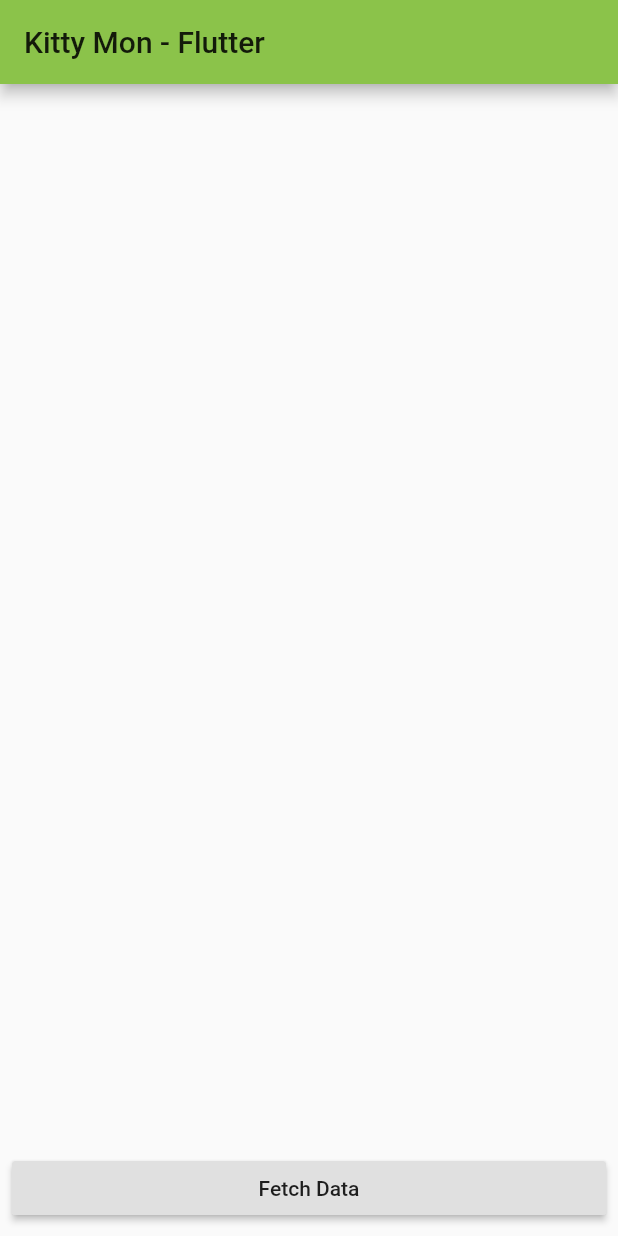
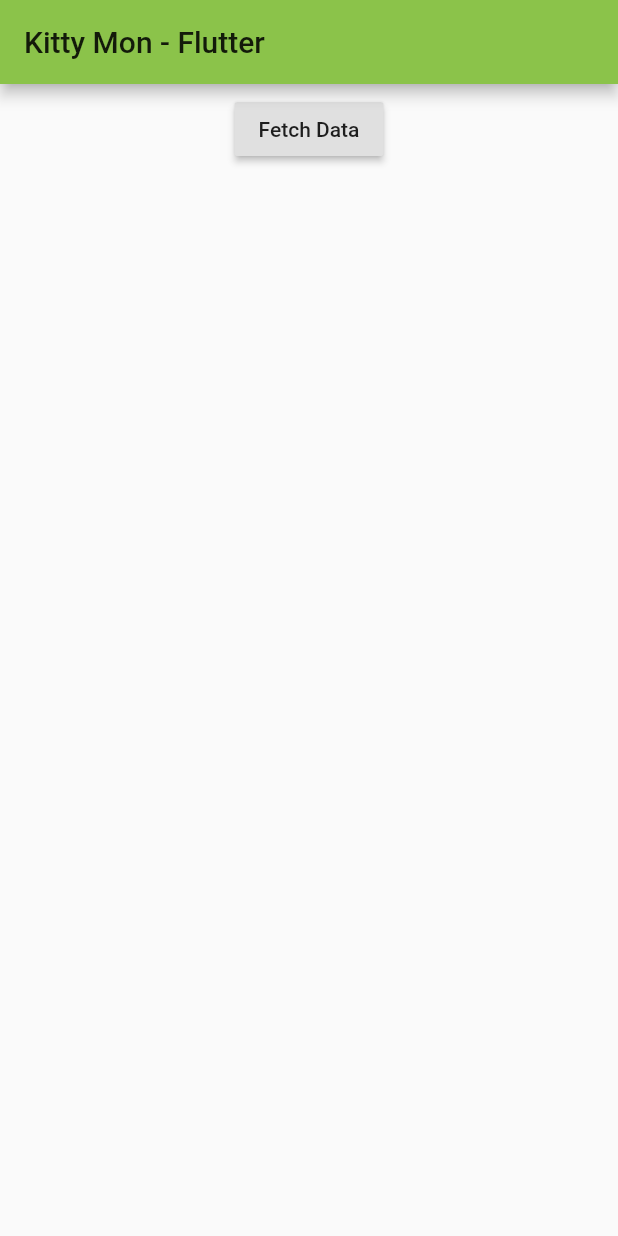
Before and after one commit to rohanthewiz/kitty_mon_flutter, a Flutter app: the screen it shows after launch, on a phone screen of 412 x 824 dp. Run offline on Flutter 3.47's test engine with Material 2 defaults, Android fonts, the phone set to English and light mode, and no system bars.

Commit message:
Render Readings via Home Page

```diff
--- a/lib/main.dart
+++ b/lib/main.dart
@@ -1,5 +1,5 @@
 import 'package:flutter/material.dart';
-import 'package:kitty_mon_flutter/views/readings.dart';
+import 'package:kitty_mon_flutter/views/home_page.dart';
 import 'package:provider/provider.dart';
 
 void main() => runApp(MyApp());
@@ -14,7 +14,7 @@ class MyApp extends StatelessWidget {
         theme: ThemeData(
           primarySwatch: Colors.lightGreen,
         ),
-        home: Readings(),
+          home: MyHomePage()
       ),
     );
   }
--- a/lib/views/home_page.dart
+++ b/lib/views/home_page.dart
@@ -1,17 +1,15 @@
-//import 'package:flutter/material.dart';
-//import 'package:kitty_mon_flutter/views/readings.dart';
-//
-//class MyHomePage extends StatelessWidget {
-//  MyHomePage({Key key}) : super(key: key);
-//
-//  @override
-//  Widget build(BuildContext context) {
-//    return Scaffold(
-//        appBar: AppBar(
-//          title: Text('Kitty Mon - Flutter'),
-//        ),
-//        body: Readings()
-//
-//    );
-//  }
-//}
+import 'package:flutter/material.dart';
+import 'package:kitty_mon_flutter/views/readings.dart';
+
+class MyHomePage extends StatelessWidget {
+  MyHomePage({Key key}) : super(key: key);
+
+  @override
+  Widget build(BuildContext context) {
+    return Scaffold(
+        appBar: AppBar(
+          title: Text('Kitty Mon - Flutter'),
+        ),
+        body: Readings());
+  }
+}
--- a/lib/views/readings.dart
+++ b/lib/views/readings.dart
@@ -33,13 +33,20 @@ class _ReadingsState extends State<Readings> {
 
   @override
   Widget build(BuildContext context) {
-    return Scaffold(
-      appBar: AppBar(
-        title: Text('Kitty Mon - Flutter'),
-      ),
-      body: isLoading ?
+    return isLoading ?
       Center(child: CircularProgressIndicator()) :
-      ListView.builder(
+    Column(
+      children: <Widget>[
+        Padding(
+            padding: const EdgeInsets.all(6.0),
+            child: RaisedButton(
+              child: new Text("Fetch Data"),
+              onPressed: _fetchData,
+            )),
+
+        ConstrainedBox(
+          constraints: BoxConstraints.tightForFinite(height: 500),
+          child: ListView.builder(
               itemCount: list.length,
               itemBuilder: (BuildContext context, int index) {
                 return ListTile(
@@ -48,12 +55,9 @@ class _ReadingsState extends State<Readings> {
                   trailing: new Text(list[index].Temp.toString()),
                 );
               }),
-      bottomNavigationBar: Padding(
-          padding: const EdgeInsets.all(8.0),
-          child: RaisedButton(
-            child: new Text("Fetch Data"),
-            onPressed: _fetchData,
-          )),
+        ),
+
+      ],
     );
   }
 }
```
Lines whose indentation alone changed are shown as unchanged.
